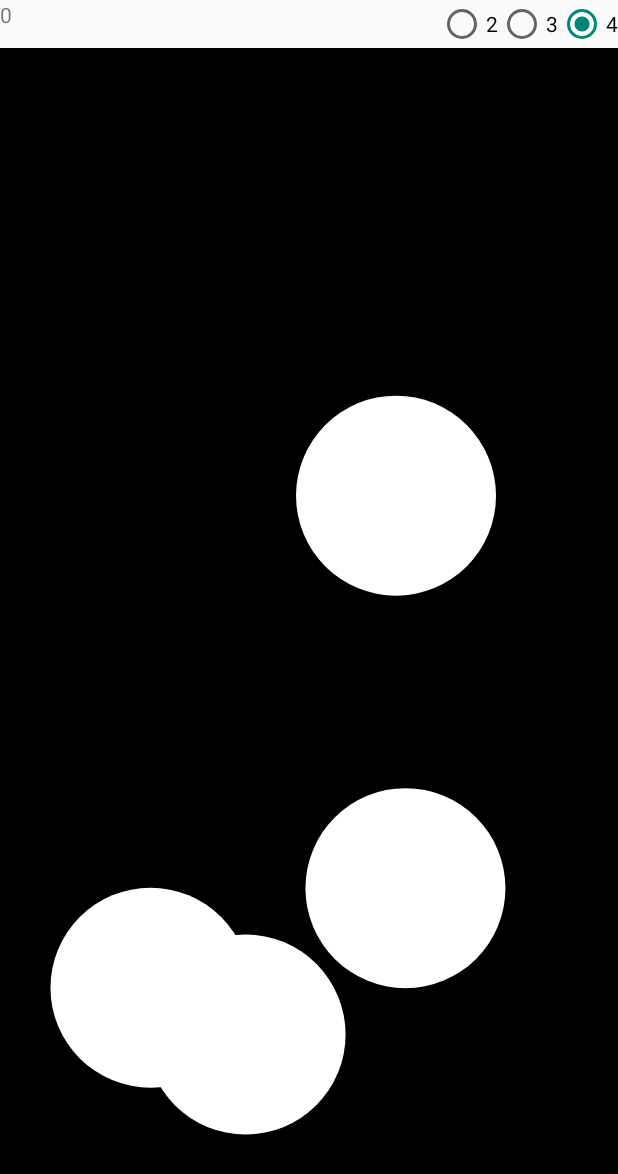
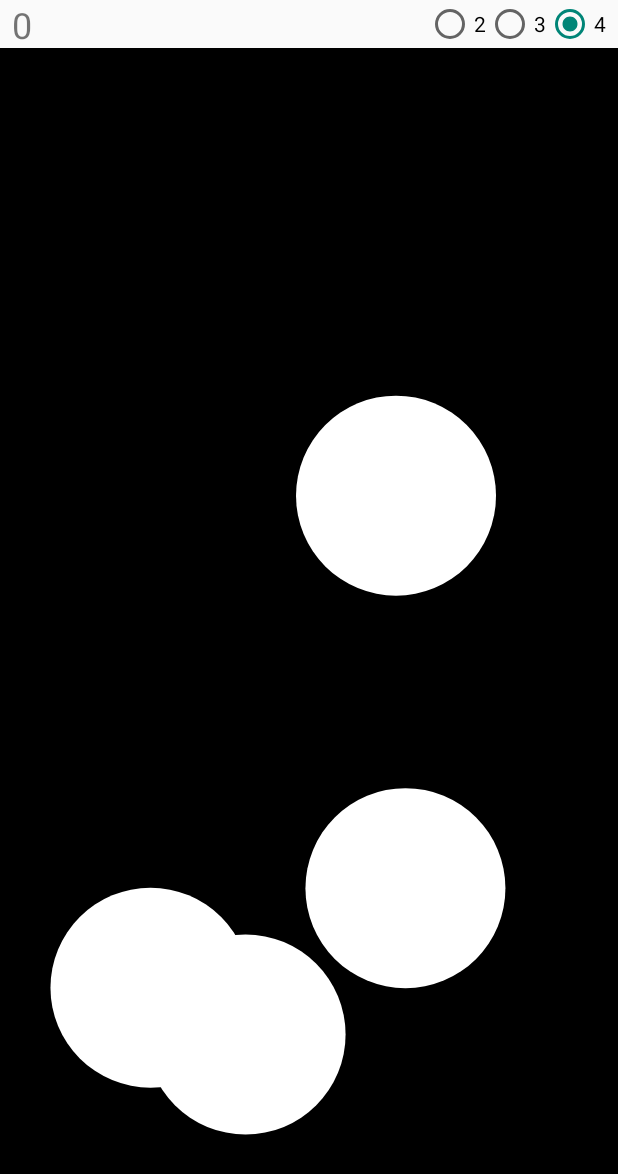
Before and after one commit to arte921/monke, an Android app: the screen it shows after launch (MainActivity), on a phone screen of 412 x 824 dp. Shown: the top 1174 px of the screen. Run offline under Robolectric (Android 15) with nearby library versions, the phone set to English and light mode, and no system bars.

Commit message:
layout done

```diff
--- a/app/src/main/java/arte921/monke/BubbleView.kt
+++ b/app/src/main/java/arte921/monke/BubbleView.kt
@@ -25,6 +25,8 @@ class BubbleView (context: Context, attrs: AttributeSet): View(context, attrs) {
 
     var score = 0
 
+    lateinit var scoreVeranderdCallback: ((Int)->Unit)
+
     private val belPaint = Paint().apply {
         color = belKleur
         isAntiAlias = true
@@ -33,6 +35,18 @@ class BubbleView (context: Context, attrs: AttributeSet): View(context, attrs) {
         strokeJoin = Paint.Join.ROUND
         strokeCap = Paint.Cap.ROUND
         strokeWidth = 1f
+    }
+
+    fun nieuwSpel (hoeveelheidBubbels: Int) {
+        bellen = mutableListOf()
+
+        for (i in 1..hoeveelheidBubbels) {
+            voegBelToe()
+        }
+
+        score = 0
+
+        invalidate()
     }
 
     private fun voegBelToe () {
@@ -49,11 +63,7 @@ class BubbleView (context: Context, attrs: AttributeSet): View(context, attrs) {
         hoogte = h
         breedte = w
 
-        for (i in 1..4) {
-            voegBelToe()
-        }
-
-        score = 0
+        nieuwSpel(4)
 
         invalidate()
     }
@@ -65,6 +75,8 @@ class BubbleView (context: Context, attrs: AttributeSet): View(context, attrs) {
         for (bel in bellen) {
             canvas.drawCircle(bel.x, bel.y, bel.straal, belPaint)
         }
+
+        scoreVeranderdCallback(score)
     }
 
     override fun onTouchEvent(e: MotionEvent): Boolean {
--- a/app/src/main/java/arte921/monke/MainActivity.kt
+++ b/app/src/main/java/arte921/monke/MainActivity.kt
@@ -1,14 +1,32 @@
 package arte921.monke
 
-import android.graphics.Canvas
 import androidx.appcompat.app.AppCompatActivity
 import android.os.Bundle
+import android.view.View
+import android.widget.RadioButton
+import android.widget.TextView
 
 class MainActivity : AppCompatActivity() {
+    lateinit var spelView: BubbleView
+
     override fun onCreate(savedInstanceState: Bundle?) {
         super.onCreate(savedInstanceState)
         setContentView(R.layout.activity_main)
+        spelView = findViewById(R.id.bubbleView)
+        val scoreView = findViewById<TextView>(R.id.scoreView)
+
+        spelView.scoreVeranderdCallback = { score -> scoreView.text = score.toString() }
     }
 
+    fun hoeveelheidVeranderd (view: View) {
+        if (view is RadioButton) {
+            val actief = view.isChecked
 
+            when (view.getId()) {
+                R.id.optie_2 -> if (actief) spelView.nieuwSpel(2)
+                R.id.optie_3 -> if (actief) spelView.nieuwSpel(3)
+                R.id.optie_4 -> if (actief) spelView.nieuwSpel(4)
+            }
+        }
+    }
 }
--- a/app/src/main/res/layout/activity_main.xml
+++ b/app/src/main/res/layout/activity_main.xml
@@ -25,6 +25,10 @@
         android:id="@+id/radioGroup"
         android:layout_width="wrap_content"
         android:layout_height="wrap_content"
+        android:layout_marginEnd="8dp"
+        android:layout_marginRight="8dp"
+        android:checkedButton="@id/optie_4"
+        android:onClick="hoeveelheidVeranderd"
         android:orientation="horizontal"
         app:layout_constraintEnd_toEndOf="parent"
         app:layout_constraintTop_toTopOf="parent">
@@ -33,6 +37,7 @@
             android:id="@+id/optie_2"
             android:layout_width="match_parent"
             android:layout_height="wrap_content"
+            android:onClick="hoeveelheidVeranderd"
             android:text="2" />
 
         <RadioButton
@@ -40,6 +45,7 @@
             android:layout_width="match_parent"
             android:layout_height="wrap_content"
             android:checked="false"
+            android:onClick="hoeveelheidVeranderd"
             android:text="3" />
 
         <RadioButton
@@ -47,14 +53,18 @@
             android:layout_width="match_parent"
             android:layout_height="wrap_content"
             android:checked="true"
+            android:onClick="hoeveelheidVeranderd"
             android:text="4" />
     </RadioGroup>
 
     <TextView
-        android:id="@+id/score"
+        android:id="@+id/scoreView"
         android:layout_width="0dp"
         android:layout_height="0dp"
+        android:layout_marginStart="8dp"
+        android:layout_marginLeft="8dp"
         android:text="0"
+        android:textSize="24sp"
         app:layout_constraintBottom_toTopOf="@+id/bubbleView"
         app:layout_constraintEnd_toStartOf="@+id/radioGroup"
         app:layout_constraintStart_toStartOf="parent"
```
